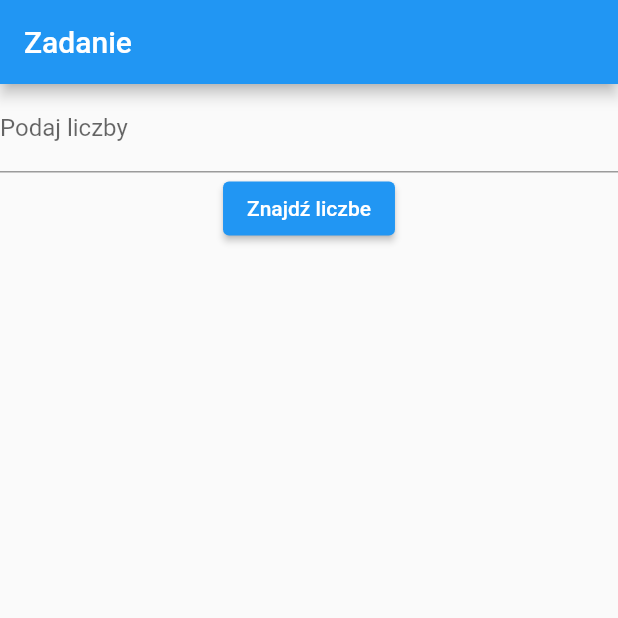
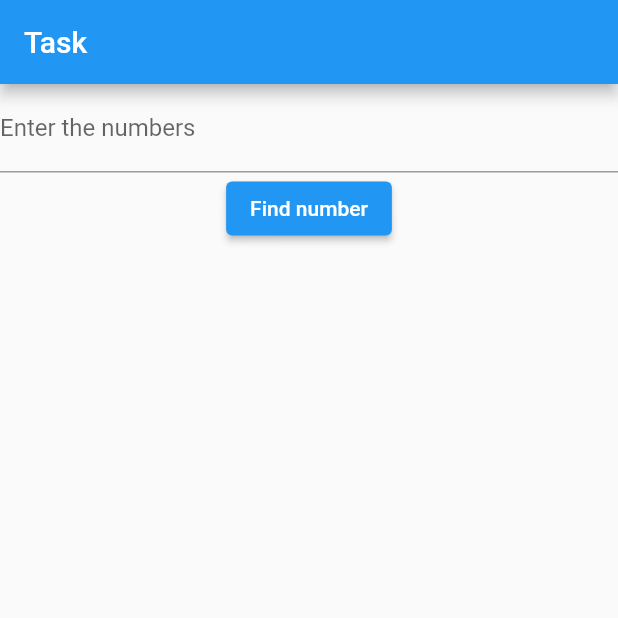
Before and after one commit to Sqooby/ZadRekrutacyjne, a Flutter app: the screen it shows after launch, on a phone screen of 412 x 824 dp, the top half of it. Run offline on Flutter 3.47's test engine with Material 2 defaults, Android fonts, the phone set to English and light mode, and no system bars.

Commit message:
add:translator

```diff
--- /dev/null
+++ b/zad_rekrutacyjne/lib/l10n/intl_en.arb
@@ -0,0 +1,8 @@
+{
+    "@@locale": "en",
+    "title": "Task",
+    "task": "Enter the numbers",
+    "find": "Find number",
+    "result": "Result",
+    "number": "number"
+}
--- /dev/null
+++ b/zad_rekrutacyjne/lib/l10n/intl_pl.arb
@@ -0,0 +1,8 @@
+{
+    "@@locale": "pl",
+    "title": "Zadanie",
+    "task": "Podaj liczby",
+    "find": "Znajdź liczbe",
+    "result": "Wynik",
+    "number": "liczba"
+}
--- a/zad_rekrutacyjne/lib/main.dart
+++ b/zad_rekrutacyjne/lib/main.dart
@@ -1,6 +1,8 @@
 import 'package:flutter/material.dart';
 
 import 'package:zad_rekrutacyjne/result.dart';
+import 'package:flutter_localizations/flutter_localizations.dart';
+import 'generated/l10n.dart';
 
 void main() {
   runApp(const MyApp());
@@ -13,6 +15,14 @@ class MyApp extends StatelessWidget {
   @override
   Widget build(BuildContext context) {
     return MaterialApp(
+      locale: Locale('en'),
+      localizationsDelegates: const [
+        S.delegate,
+        GlobalMaterialLocalizations.delegate,
+        GlobalWidgetsLocalizations.delegate,
+        GlobalCupertinoLocalizations.delegate,
+      ],
+      supportedLocales: S.delegate.supportedLocales,
       title: 'Flutter Demo',
       theme: ThemeData(
         primarySwatch: Colors.blue,
@@ -37,13 +47,13 @@ class _MyHomePageState extends State<MyHomePage> {
   Widget build(BuildContext context) {
     return Scaffold(
       appBar: AppBar(
-        title: const Text("Zadanie"),
+        title: Text(S.of(context).title),
       ),
       body: Column(
         children: [
           Center(
             child: TextField(
-              decoration: const InputDecoration(labelText: "Podaj liczby"),
+              decoration: InputDecoration(labelText: S.of(context).task),
               keyboardType: TextInputType.number,
               controller: _controller,
             ),
@@ -59,7 +69,7 @@ class _MyHomePageState extends State<MyHomePage> {
                   MaterialPageRoute(builder: (context) => Result(oddNumber)),
                 );
               },
-              child: const Text('Znajdź liczbe'))
+              child: Text(S.of(context).find))
         ],
       ),
     );
--- a/zad_rekrutacyjne/lib/result.dart
+++ b/zad_rekrutacyjne/lib/result.dart
@@ -1,4 +1,6 @@
 import 'package:flutter/material.dart';
+
+import 'generated/l10n.dart';
 
 class Result extends StatelessWidget {
   final int diffNumber;
@@ -9,11 +11,11 @@ class Result extends StatelessWidget {
   Widget build(BuildContext context) {
     return Scaffold(
       appBar: AppBar(
-        title: const Text("WYnik"),
+        title: Text(S.of(context).result),
       ),
       body: Center(
         child: Text(
-          ' liczba: $diffNumber',
+          S.of(context).number + ' $diffNumber',
           style: const TextStyle(fontSize: 24),
         ),
       ),
```
Also changed, not shown: zad_rekrutacyjne/pubspec.yaml (+4 -6 lines), zad_rekrutacyjne/lib/generated/intl/messages_all.dart (added), zad_rekrutacyjne/lib/generated/intl/messages_en.dart (added), zad_rekrutacyjne/lib/generated/intl/messages_pl.dart (added), zad_rekrutacyjne/lib/generated/l10n.dart (added), zad_rekrutacyjne/pubspec.lock.
